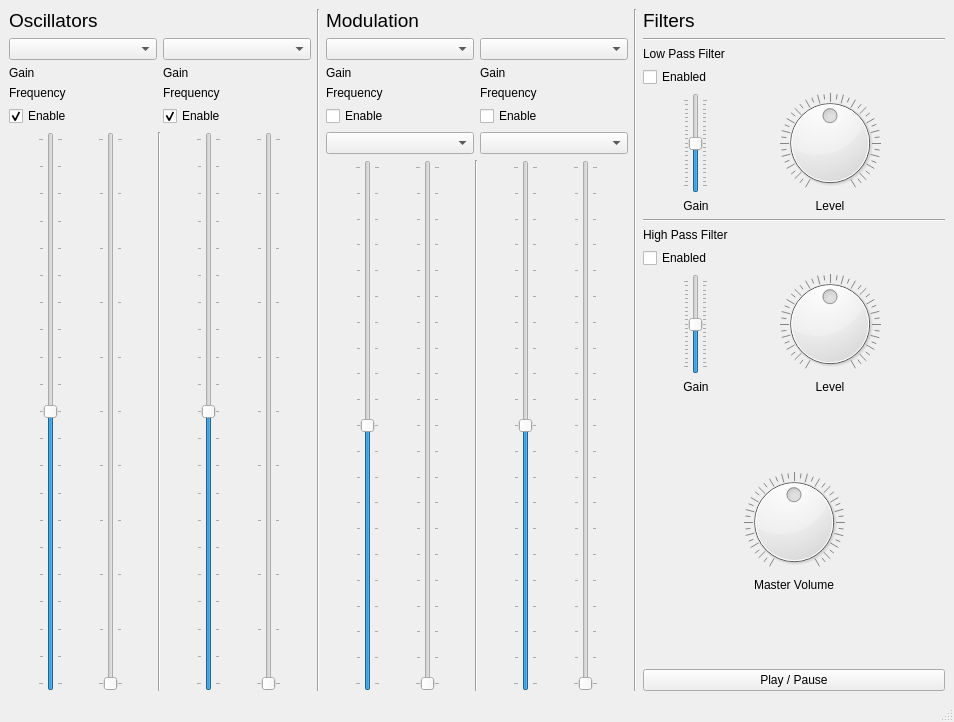
Petsoni/Python-Digital-Synth, file main.ui: the form before one commit.
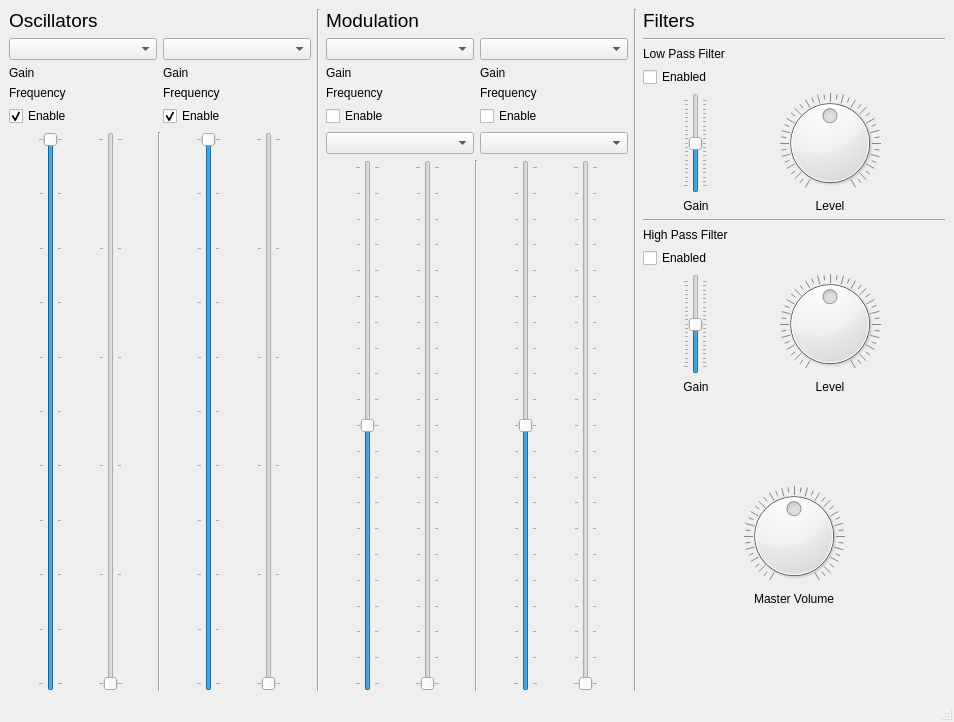
The form after the commit.

The edit to the form file:
```diff
--- a/main.ui
+++ b/main.ui
@@ -283,7 +283,7 @@
                                 <item>
                                     <widget class="QSlider" name="osc1Gain">
                                         <property name="maximum">
-                                            <number>200</number>
+                                            <number>100</number>
                                         </property>
                                         <property name="value">
                                             <number>100</number>
@@ -302,7 +302,7 @@
                                 <item>
                                     <widget class="QSlider" name="osc1Freq">
                                         <property name="maximum">
-                                            <number>100</number>
+                                            <number>50</number>
                                         </property>
                                         <property name="singleStep">
                                             <number>1</number>
@@ -328,7 +328,7 @@
                                 <item>
                                     <widget class="QSlider" name="osc2Gain">
                                         <property name="maximum">
-                                            <number>200</number>
+                                            <number>100</number>
                                         </property>
                                         <property name="value">
                                             <number>100</number>
@@ -347,7 +347,7 @@
                                 <item>
                                     <widget class="QSlider" name="osc2Freq">
                                         <property name="maximum">
-                                            <number>100</number>
+                                            <number>50</number>
                                         </property>
                                         <property name="singleStep">
                                             <number>1</number>
@@ -627,13 +627,13 @@
                                 </property>
                             </spacer>
                         </item>
-                        <item>
-                            <widget class="QPushButton" name="pushButton">
-                                <property name="text">
-                                    <string>Play / Pause</string>
-                                </property>
-                            </widget>
-                        </item>
+<!--                        <item>-->
+<!--                            <widget class="QPushButton" name="pushButton">-->
+<!--                                <property name="text">-->
+<!--                                    <string>Play / Pause</string>-->
+<!--                                </property>-->
+<!--                            </widget>-->
+<!--                        </item>-->
                     </layout>
                 </item>
                 <item row="0" column="4">
```
